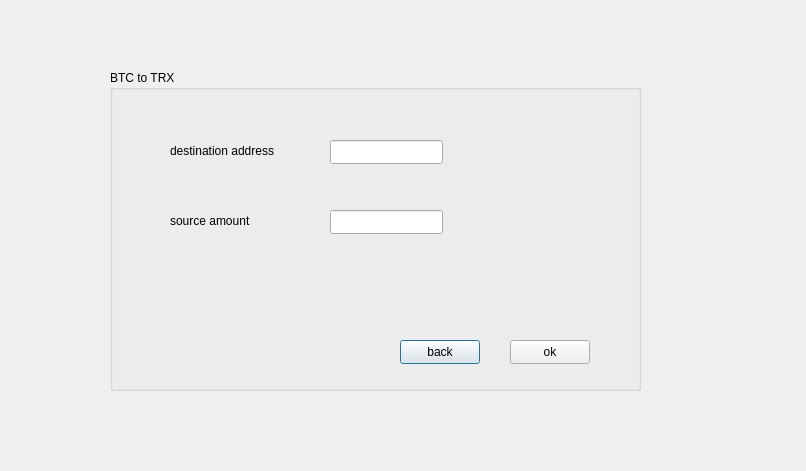
First picture: the form in iut/btot.ui, repository Ps3383/iut_wallet, before the edit.
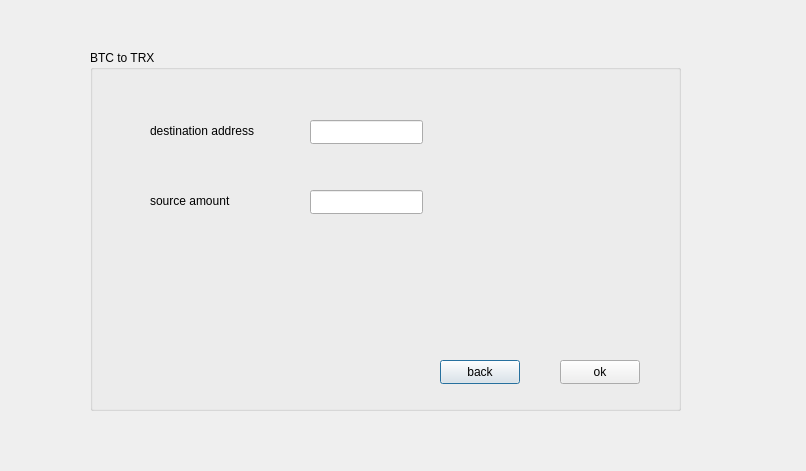
Second picture: the form after the edit. Icons and pictures are not drawn.

Diff of the .ui file:
```diff
--- a/iut/btot.ui
+++ b/iut/btot.ui
@@ -16,10 +16,10 @@
   <widget class="QGroupBox" name="groupBox">
    <property name="geometry">
     <rect>
-     <x>110</x>
-     <y>70</y>
-     <width>531</width>
-     <height>321</height>
+     <x>90</x>
+     <y>50</y>
+     <width>591</width>
+     <height>361</height>
     </rect>
    </property>
    <property name="title">
@@ -28,8 +28,8 @@
    <widget class="QPushButton" name="pushButton">
     <property name="geometry">
      <rect>
-      <x>290</x>
-      <y>270</y>
+      <x>350</x>
+      <y>310</y>
       <width>80</width>
       <height>24</height>
      </rect>
@@ -41,8 +41,8 @@
    <widget class="QPushButton" name="ok">
     <property name="geometry">
      <rect>
-      <x>400</x>
-      <y>270</y>
+      <x>470</x>
+      <y>310</y>
       <width>80</width>
       <height>24</height>
      </rect>
```
Left out of the diff: 32 changed lines with no effect on the pictures.
